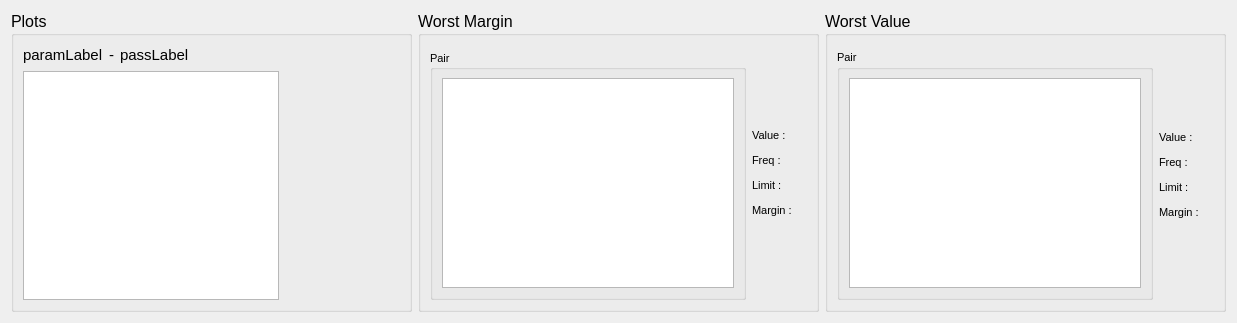
Belden-Montreal/SNP-Cable-Analyser, file UI/ParameterWidget.ui: the form before one commit.
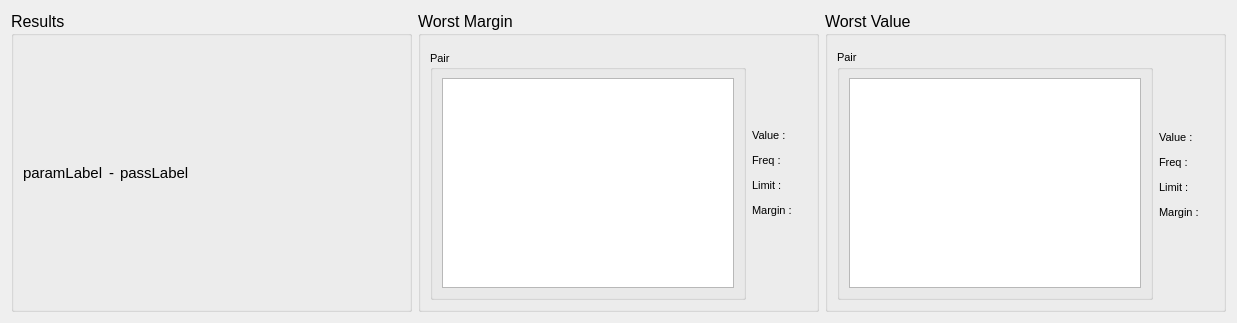
The form after the commit.

What changed in the file:
```diff
--- a/UI/ParameterWidget.ui
+++ b/UI/ParameterWidget.ui
@@ -27,7 +27,7 @@
         </font>
        </property>
        <property name="title">
-        <string>Plots</string>
+        <string>Results</string>
        </property>
        <layout class="QHBoxLayout" name="horizontalLayout_12">
         <item>
@@ -85,26 +85,6 @@
             </item>
            </layout>
           </item>
-          <item>
-           <layout class="QHBoxLayout" name="horizontalLayout_10">
-            <item>
-             <widget class="QListWidget" name="resultsList"/>
-            </item>
-            <item>
-             <spacer name="horizontalSpacer">
-              <property name="orientation">
-               <enum>Qt::Horizontal</enum>
-              </property>
-              <property name="sizeHint" stdset="0">
-               <size>
-                <width>40</width>
-                <height>20</height>
-               </size>
-              </property>
-             </spacer>
-            </item>
-           </layout>
-          </item>
          </layout>
         </item>
        </layout>
```
